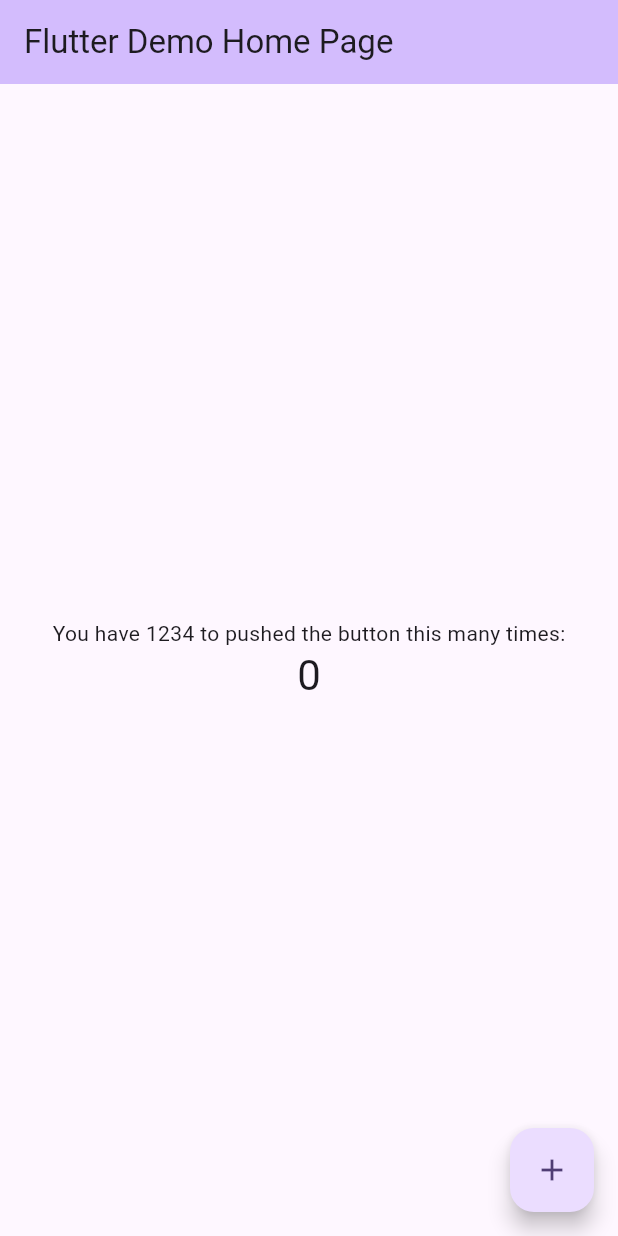
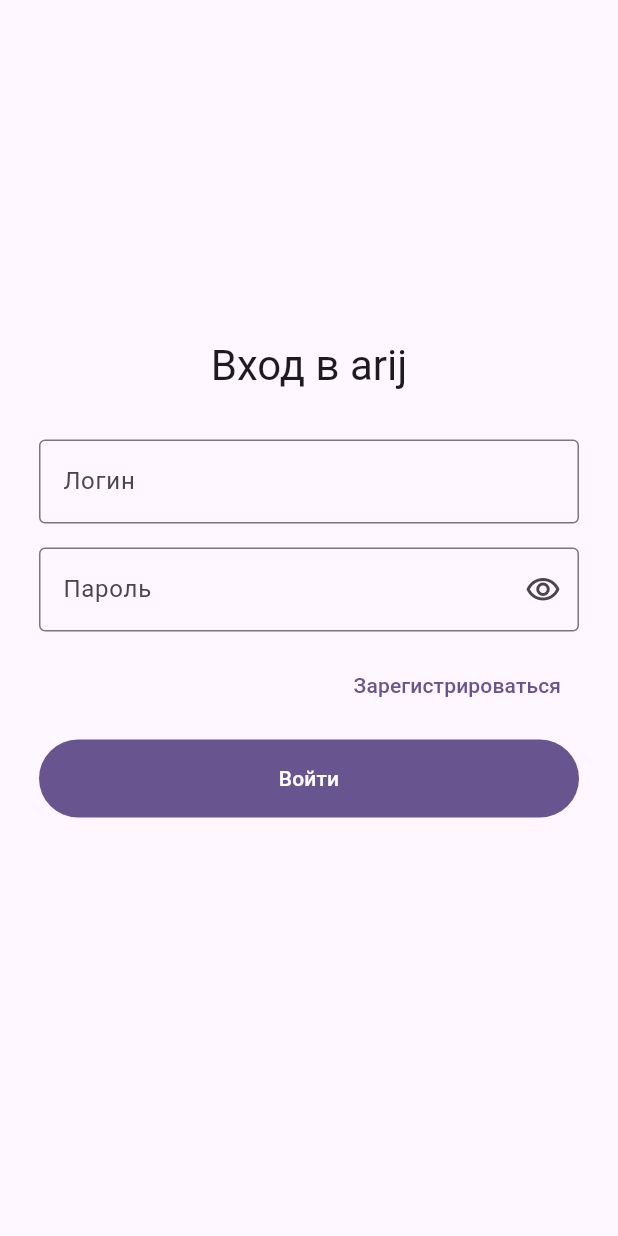
Before and after one commit to Hitikov/task_tracker_oridj, a Flutter app: the screen it shows after launch, on a phone screen of 412 x 824 dp. Run offline on Flutter 3.47's test engine with Material 3 defaults, Android fonts, the phone set to English and light mode, and no system bars.

Commit message:
Add login and register pages; drop unused NDK config; untrack .idea

```diff
--- a/lib/main.dart
+++ b/lib/main.dart
@@ -1,4 +1,6 @@
 import 'package:flutter/material.dart';
+
+import 'pages/login_page.dart';
 
 void main() {
   runApp(const MyApp());
@@ -7,116 +9,15 @@ void main() {
 class MyApp extends StatelessWidget {
   const MyApp({super.key});
 
-  // This widget is the root of your application.
   @override
   Widget build(BuildContext context) {
     return MaterialApp(
-      title: 'Flutter Demo',
+      title: 'arij',
+      debugShowCheckedModeBanner: false,
       theme: ThemeData(
-        // This is the theme of your application.
-        //
-        // TRY THIS: Try running your application with "flutter run". You'll see
-        // the application has a purple toolbar. Then, without quitting the app,
-        // try changing the seedColor in the colorScheme below to Colors.green
-        // and then invoke "hot reload" (save your changes or press the "hot
-        // reload" button in a Flutter-supported IDE, or press "r" if you used
-        // the command line to start the app).
-        //
-        // Notice that the counter didn't reset back to zero; the application
-        // state is not lost during the reload. To reset the state, use hot
-        // restart instead.
-        //
-        // This works for code too, not just values: Most code changes can be
-        // tested with just a hot reload.
-        colorScheme: .fromSeed(seedColor: Colors.deepPurple),
+        colorScheme: ColorScheme.fromSeed(seedColor: Colors.deepPurple),
       ),
-      home: const MyHomePage(title: 'Flutter Demo Home Page'),
+      home: const LoginPage(),
     );
   }
 }
-
-class MyHomePage extends StatefulWidget {
-  const MyHomePage({super.key, required this.title});
-
-  // This widget is the home page of your application. It is stateful, meaning
-  // that it has a State object (defined below) that contains fields that affect
-  // how it looks.
-
-  // This class is the configuration for the state. It holds the values (in this
-  // case the title) provided by the parent (in this case the App widget) and
-  // used by the build method of the State. Fields in a Widget subclass are
-  // always marked "final".
-
-  final String title;
-
-  @override
-  State<MyHomePage> createState() => _MyHomePageState();
-}
-
-class _MyHomePageState extends State<MyHomePage> {
-  int _counter = 0;
-
-  void _incrementCounter() {
-    setState(() {
-      // This call to setState tells the Flutter framework that something has
-      // changed in this State, which causes it to rerun the build method below
-      // so that the display can reflect the updated values. If we changed
-      // _counter without calling setState(), then the build method would not be
-      // called again, and so nothing would appear to happen.
-      _counter++;
-    });
-  }
-
-  @override
-  Widget build(BuildContext context) {
-    // This method is rerun every time setState is called, for instance as done
-    // by the _incrementCounter method above.
-    //
-    // The Flutter framework has been optimized to make rerunning build methods
-    // fast, so that you can just rebuild anything that needs updating rather
-    // than having to individually change instances of widgets.
-    return Scaffold(
-      appBar: AppBar(
-        // TRY THIS: Try changing the color here to a specific color (to
-        // Colors.amber, perhaps?) and trigger a hot reload to see the AppBar
-        // change color while the other colors stay the same.
-        backgroundColor: Theme.of(context).colorScheme.inversePrimary,
-        // Here we take the value from the MyHomePage object that was created by
-        // the App.build method, and use it to set our appbar title.
-        title: Text(widget.title),
-      ),
-      body: Center(
-        // Center is a layout widget. It takes a single child and positions it
-        // in the middle of the parent.
-        child: Column(
-          // Column is also a layout widget. It takes a list of children and
-          // arranges them vertically. By default, it sizes itself to fit its
-          // children horizontally, and tries to be as tall as its parent.
-          //
-          // Column has various properties to control how it sizes itself and
-          // how it positions its children. Here we use mainAxisAlignment to
-          // center the children vertically; the main axis here is the vertical
-          // axis because Columns are vertical (the cross axis would be
-          // horizontal).
-          //
-          // TRY THIS: Invoke "debug painting" (choose the "Toggle Debug Paint"
-          // action in the IDE, or press "p" in the console), to see the
-          // wireframe for each widget.
-          mainAxisAlignment: .center,
-          children: [
-            const Text('You have 1234 to pushed the button this many times:'),
-            Text(
-              '$_counter',
-              style: Theme.of(context).textTheme.headlineMedium,
-            ),
-          ],
-        ),
-      ),
-      floatingActionButton: FloatingActionButton(
-        onPressed: _incrementCounter,
-        tooltip: 'Increment',
-        child: const Icon(Icons.add),
-      ),
-    );
-  }
-}
--- /dev/null
+++ b/lib/pages/login_page.dart
@@ -0,0 +1,199 @@
+import 'package:flutter/material.dart';
+
+import 'register_page.dart';
+
+/// Экран входа. Пока без логики — только вёрстка и заглушки.
+class LoginPage extends StatefulWidget {
+  const LoginPage({super.key});
+
+  @override
+  State<LoginPage> createState() => _LoginPageState();
+}
+
+class _LoginPageState extends State<LoginPage> {
+  final TextEditingController _loginController = TextEditingController();
+  final TextEditingController _passwordController = TextEditingController();
+  bool _obscurePassword = true;
+
+  /// Текст ошибки авторизации (неверный логин/пароль, недоступен сервер и т.п.).
+  /// null — блок ошибки скрыт.
+  String? _authError;
+
+  @override
+  void initState() {
+    super.initState();
+    // Как только пользователь начал что-то править — прячем старую ошибку.
+    _loginController.addListener(_clearAuthError);
+    _passwordController.addListener(_clearAuthError);
+  }
+
+  @override
+  void dispose() {
+    _loginController.removeListener(_clearAuthError);
+    _passwordController.removeListener(_clearAuthError);
+    _loginController.dispose();
+    _passwordController.dispose();
+    super.dispose();
+  }
+
+  void _clearAuthError() {
+    if (_authError != null) {
+      setState(() => _authError = null);
+    }
+  }
+
+  void _onSubmit() {
+    // TODO: подключить реальную авторизацию.
+    // Сейчас это заглушка: любая попытка входа показывает ошибку,
+    // чтобы было видно, как выглядит блок сообщения.
+    // Когда появится бэкенд — ставить _authError только при ответе 401,
+    // а при успехе делать _authError = null и переходить на главный экран.
+    setState(() => _authError = 'Неверный логин или пароль');
+  }
+
+  void _openRegistration() {
+    Navigator.of(context).push(
+      MaterialPageRoute<void>(builder: (_) => const RegisterPage()),
+    );
+  }
+
+  @override
+  Widget build(BuildContext context) {
+    final theme = Theme.of(context);
+
+    return Scaffold(
+      body: Center(
+        child: SingleChildScrollView(
+          padding: const EdgeInsets.all(24),
+          child: ConstrainedBox(
+            constraints: const BoxConstraints(maxWidth: 360),
+            child: Column(
+              mainAxisSize: MainAxisSize.min,
+              crossAxisAlignment: CrossAxisAlignment.stretch,
+              children: [
+                Text(
+                  'Вход в arij',
+                  textAlign: TextAlign.center,
+                  style: theme.textTheme.headlineMedium,
+                ),
+                const SizedBox(height: 32),
+                TextField(
+                  controller: _loginController,
+                  textInputAction: TextInputAction.next,
+                  decoration: const InputDecoration(
+                    labelText: 'Логин',
+                    border: OutlineInputBorder(),
+                  ),
+                ),
+                const SizedBox(height: 16),
+                TextField(
+                  controller: _passwordController,
+                  obscureText: _obscurePassword,
+                  textInputAction: TextInputAction.done,
+                  onSubmitted: (_) => _onSubmit(),
+                  decoration: InputDecoration(
+                    labelText: 'Пароль',
+                    border: const OutlineInputBorder(),
+                    suffixIcon: IconButton(
+                      icon: Icon(
+                        _obscurePassword
+                            ? Icons.visibility_outlined
+                            : Icons.visibility_off_outlined,
+                      ),
+                      tooltip: _obscurePassword ? 'Показать' : 'Скрыть',
+                      onPressed: () {
+                        setState(() => _obscurePassword = !_obscurePassword);
+                      },
+                    ),
+                  ),
+                ),
+                const SizedBox(height: 12),
+                Align(
+                  alignment: Alignment.centerRight,
+                  child: TextButton(
+                    onPressed: _openRegistration,
+                    child: const Text('Зарегистрироваться'),
+                  ),
+                ),
+                const SizedBox(height: 12),
+                FilledButton(
+                  onPressed: _onSubmit,
+                  style: FilledButton.styleFrom(
+                    padding: const EdgeInsets.symmetric(vertical: 16),
+                  ),
+                  child: const Text('Войти'),
+                ),
+                // Сообщение об ошибке — под кнопкой, чтобы поля не смещались.
+                _AuthErrorBanner(message: _authError),
+              ],
+            ),
+          ),
+        ),
+      ),
+    );
+  }
+}
+
+/// Блок с сообщением об ошибке авторизации.
+///
+/// Место под сообщение зарезервировано всегда ([_reservedHeight]), даже когда
+/// [message] == null. Поэтому появление ошибки не меняет высоту формы и поля,
+/// ссылка и кнопка «Войти» остаются ровно на своих местах.
+class _AuthErrorBanner extends StatelessWidget {
+  const _AuthErrorBanner({required this.message});
+
+  final String? message;
+
+  /// Верхний отступ (12) + паддинги контейнера (10 + 10) + строка текста (~22).
+  static const double _reservedHeight = 54;
+
+  @override
+  Widget build(BuildContext context) {
+    final colors = Theme.of(context).colorScheme;
+
+    return SizedBox(
+      height: _reservedHeight,
+      child: AnimatedOpacity(
+        opacity: message == null ? 0 : 1,
+        duration: const Duration(milliseconds: 150),
+        curve: Curves.easeOut,
+        child: Align(
+          alignment: Alignment.topCenter,
+          child: Padding(
+            padding: const EdgeInsets.only(top: 12),
+            child: Container(
+              width: double.infinity,
+              padding: const EdgeInsets.symmetric(
+                horizontal: 12,
+                vertical: 10,
+              ),
+              decoration: BoxDecoration(
+                color: colors.errorContainer,
+                borderRadius: BorderRadius.circular(8),
+              ),
+              child: Row(
+                children: [
+                  Icon(
+                    Icons.error_outline,
+                    size: 20,
+                    color: colors.onErrorContainer,
+                  ),
+                  const SizedBox(width: 8),
+                  Expanded(
+                    child: Text(
+                      // Пробел вместо null — чтобы высота считалась одинаково.
+                      message ?? ' ',
+                      maxLines: 1,
+                      overflow: TextOverflow.ellipsis,
+                      style: TextStyle(color: colors.onErrorContainer),
+                    ),
+                  ),
+                ],
+              ),
+            ),
+          ),
+        ),
+      ),
+    );
+  }
+}
```
Also changed, not shown: lib/pages/register_page.dart (added, +252 -0 lines), 3 other files.
